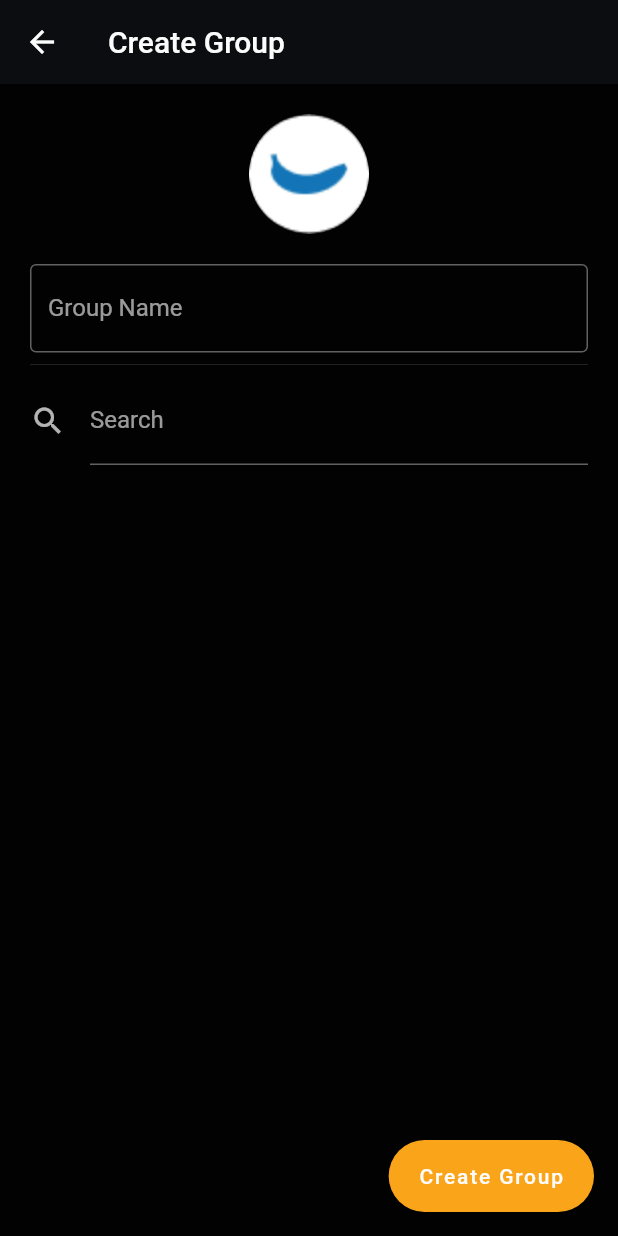
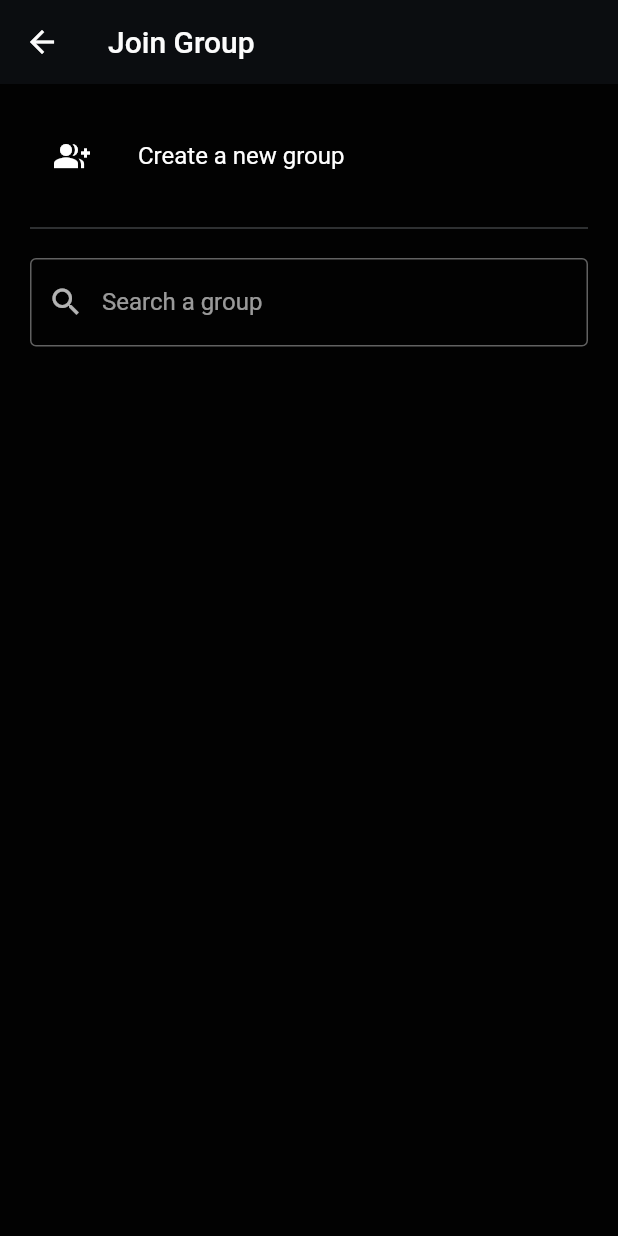
Before and after one commit to satche/tyxit-mobile-app, a Flutter app: the screen it shows after launch, after a tap on the "add" icon, on a phone screen of 412 x 824 dp. Run offline on Flutter 3.47's test engine with Material 2 defaults, Android fonts, the light colour scheme and no system bars; our stand-ins replace google_fonts.

Commit message:
Create seperate views for create and join groups

```diff
--- a/lib/main.dart
+++ b/lib/main.dart
@@ -1,6 +1,7 @@
 import 'package:flutter/material.dart';
 import 'package:provider/provider.dart';
 import 'package:tyxit_mobile_app/views/group_setting.dart';
+import 'package:tyxit_mobile_app/views/join_group.dart';
 import 'package:tyxit_mobile_app/views/login.dart';
 import 'package:tyxit_mobile_app/views/members_management.dart';
 import 'database/database.dart';
@@ -29,6 +30,7 @@ class MainApp extends StatelessWidget {
       routes: {
         '/login': (context) => const LoginView(),
         '/': (context) => const HomeView(),
+        '/join_group': (context) => const JoinGroupView(),
         '/create_group': (context) => const CreateGroupView(),
         '/groups': (context) => const ChatView(),
         '/group_setting': (context) => const GroupSetting(),
--- a/lib/views/create_group.dart
+++ b/lib/views/create_group.dart
@@ -35,37 +35,9 @@ class _CreateGroupViewState extends State<CreateGroupView> {
           arguments: ChatArgs(newGroup));
     }
 
-    askToJoinGroup(Group group) {
-      group.addUser(db.loggedUser!);
-      Navigator.popAndPushNamed(context, "/");
-    }
-
-    Widget askToJoinGroupDialog(Group group) {
-      return AlertDialog(
-        title: Text("Join group"),
-        content: Text("Do you want to join ${group.name}?"),
-        actions: [
-          ElevatedButton(
-            child: const Text("Cancel"),
-            onPressed: () => Navigator.pop(context),
-          ),
-          ElevatedButton(
-            child: const Text("Join"),
-            onPressed: () => askToJoinGroup(group),
-          ),
-        ],
-      );
-    }
-
-    void updateSearchRequest(String value) {
-      setState(() {
-        searchRequest = value;
-      });
-    }
-
     return Scaffold(
       appBar: AppBar(
-        title: const Text('Create Group'),
+        title: const Text('Create new group'),
       ),
       body: Container(
         padding: Spacing.standardContainer,
@@ -80,44 +52,6 @@ class _CreateGroupViewState extends State<CreateGroupView> {
                 labelText: 'Group Name',
               ),
             ),
-
-            // Test new search feature
-
-            const Divider(),
-
-            TextField(
-              onChanged: ((value) => updateSearchRequest(value)),
-              decoration: const InputDecoration(
-                icon: Icon(Icons.search),
-                labelText: 'Search',
-              ),
-            ),
-            ListView.separated(
-              padding: const EdgeInsets.symmetric(vertical: Spacing.medium),
-              shrinkWrap: true,
-              itemCount: db.groups.length,
-              itemBuilder: (BuildContext context, int index) {
-                final group = db.groups[index];
-                final hasUserJoined = group.users.contains(db.loggedUser!);
-                if (!hasUserJoined &&
-                    group.name
-                        .toLowerCase()
-                        .contains(searchRequest.toLowerCase())) {
-                  return ListTile(
-                    leading: Image(image: AssetImage(group.picturePath)),
-                    title: Text(group.name),
-                    onTap: () => showDialog(
-                      context: context,
-                      builder: (context) => askToJoinGroupDialog(group),
-                    ),
-                  );
-                }
-                return Container();
-              },
-              separatorBuilder: (BuildContext context, int index) {
-                return const Divider();
-              },
-            )
           ],
         ),
       ),
--- a/lib/views/home.dart
+++ b/lib/views/home.dart
@@ -44,7 +44,7 @@ class HomeView extends StatelessWidget {
         ),
       ),
       floatingActionButton: FloatingActionButton(
-        onPressed: () => Navigator.pushNamed(context, '/create_group'),
+        onPressed: () => Navigator.pushNamed(context, '/join_group'),
         tooltip: 'Add group',
         child: const Icon(Icons.add),
       ),
--- /dev/null
+++ b/lib/views/join_group.dart
@@ -0,0 +1,110 @@
+import 'package:flutter/material.dart';
+import 'package:provider/provider.dart';
+import 'package:tyxit_mobile_app/constants/colors.dart';
+
+import '../constants/spacing.dart';
+import '../database/database.dart';
+import '../database/models/group.dart';
+
+class JoinGroupView extends StatefulWidget {
+  const JoinGroupView({Key? key}) : super(key: key);
+
+  @override
+  _JoinGroupViewState createState() => _JoinGroupViewState();
+}
+
+class _JoinGroupViewState extends State<JoinGroupView> {
+  String searchRequest = "";
+
+  @override
+  Widget build(BuildContext context) {
+    final db = Provider.of<Database>(context, listen: false);
+
+    askToJoinGroup(Group group) {
+      group.addUser(db.loggedUser!);
+      Navigator.popAndPushNamed(context, "/");
+    }
+
+    Widget askToJoinGroupDialog(Group group) {
+      return AlertDialog(
+        title: const Text("Join group"),
+        content: Text("Do you want to join ${group.name}?"),
+        actions: [
+          ElevatedButton(
+            child: const Text("Cancel"),
+            onPressed: () => Navigator.pop(context),
+          ),
+          ElevatedButton(
+            child: const Text("Join"),
+            onPressed: () => askToJoinGroup(group),
+          ),
+        ],
+      );
+    }
+
+    void updateSearchRequest(String value) {
+      setState(() {
+        searchRequest = value;
+      });
+    }
+
+    return Scaffold(
+      appBar: AppBar(
+        title: const Text('Join Group'),
+      ),
+      body: Container(
+        padding: Spacing.standardContainer,
+        child: Column(
+          children: <Widget>[
+            ListTile(
+              title: const Text("Create a new group"),
+              leading: const Icon(Icons.group_add),
+              onTap: () => Navigator.popAndPushNamed(context, "/create_group"),
+            ),
+            const Divider(
+              height: Spacing.big,
+              color: ColorsBase.greyLight,
+            ),
+            TextField(
+              onChanged: ((value) => updateSearchRequest(value)),
+              decoration: const InputDecoration(
+                  prefixIcon: Icon(Icons.search),
+                  labelText: 'Search a group',
+                  border: OutlineInputBorder()),
+            ),
+            ListView.separated(
+              padding: const EdgeInsets.symmetric(vertical: Spacing.medium),
+              shrinkWrap: true,
+              itemCount: db.groups.length,
+              itemBuilder: (BuildContext context, int index) {
+                final group = db.groups[index];
+                final hasUserJoined = group.users.contains(db.loggedUser!);
+                if (!hasUserJoined &&
+                    group.name
+                        .toLowerCase()
+                        .contains(searchRequest.toLowerCase())) {
+                  return ListTile(
+                    leading: Image(image: AssetImage(group.picturePath)),
+                    title: Text(group.name),
+                    onTap: () => showDialog(
+                      context: context,
+                      builder: (context) => askToJoinGroupDialog(group),
+                    ),
+                  );
+                }
+                return Container();
+              },
+              separatorBuilder: (BuildContext context, int index) {
+                return const Divider();
+              },
+            )
+          ],
+        ),
+      ),
+      // floatingActionButton: FloatingActionButton.extended(
+      //   label: const Text('Create Group'),
+      //   onPressed: () => createAndGotoGroup(),
+      // ),
+    );
+  }
+}
```
